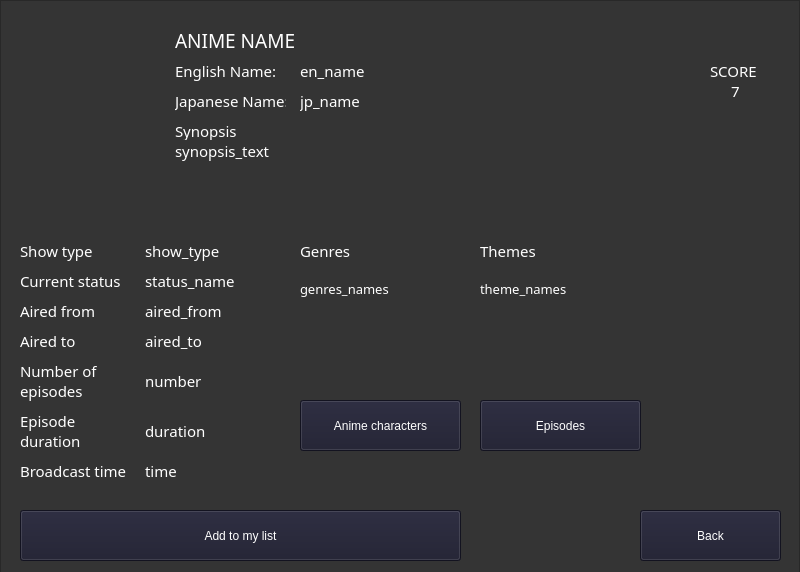
The window that OmegaV2/UI/anime.ui (i1ystery/PythonProjects) describes before a commit, drawn with Qt 5.
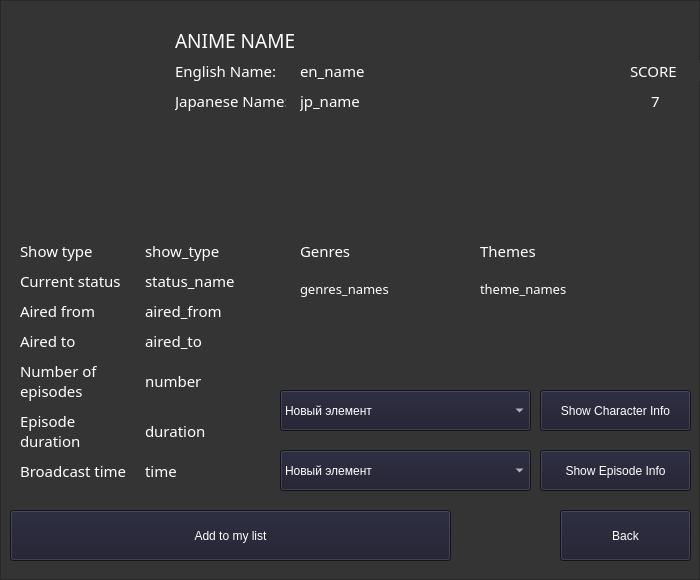
The same window after the commit. Icons and pictures are not drawn.

```diff
--- a/OmegaV2/UI/anime.ui
+++ b/OmegaV2/UI/anime.ui
@@ -6,8 +6,8 @@
    <rect>
     <x>0</x>
     <y>0</y>
-    <width>800</width>
-    <height>572</height>
+    <width>700</width>
+    <height>580</height>
    </rect>
   </property>
   <property name="windowTitle">
@@ -19,8 +19,8 @@
      <rect>
       <x>0</x>
       <y>0</y>
-      <width>800</width>
-      <height>581</height>
+      <width>700</width>
+      <height>580</height>
      </rect>
     </property>
     <property name="styleSheet">
@@ -56,7 +56,7 @@
       <rect>
        <x>175</x>
        <y>20</y>
-       <width>601</width>
+       <width>511</width>
        <height>41</height>
       </rect>
      </property>
@@ -97,7 +97,7 @@
       <rect>
        <x>300</x>
        <y>60</y>
-       <width>371</width>
+       <width>321</width>
        <height>21</height>
       </rect>
      </property>
@@ -129,7 +129,7 @@
       <rect>
        <x>300</x>
        <y>90</y>
-       <width>371</width>
+       <width>321</width>
        <height>21</height>
       </rect>
      </property>
@@ -143,7 +143,7 @@
     <widget class="QLabel" name="score">
      <property name="geometry">
       <rect>
-       <x>710</x>
+       <x>630</x>
        <y>60</y>
        <width>81</width>
        <height>21</height>
@@ -159,8 +159,8 @@
     <widget class="QLabel" name="score_number">
      <property name="geometry">
       <rect>
-       <x>710</x>
-       <y>80</y>
+       <x>630</x>
+       <y>90</y>
        <width>51</width>
        <height>21</height>
       </rect>
@@ -521,48 +521,10 @@
       <bool>true</bool>
      </property>
     </widget>
-    <widget class="QLabel" name="synopsis">
-     <property name="geometry">
-      <rect>
-       <x>175</x>
-       <y>120</y>
-       <width>71</width>
-       <height>21</height>
-      </rect>
-     </property>
-     <property name="styleSheet">
-      <string notr="true">color: rgb(255, 255, 255); font: 63 11pt Segoe UI Variable Display Semib;</string>
-     </property>
-     <property name="text">
-      <string>Synopsis</string>
-     </property>
-    </widget>
-    <widget class="QLabel" name="synopsis_text">
-     <property name="geometry">
-      <rect>
-       <x>175</x>
-       <y>140</y>
-       <width>521</width>
-       <height>91</height>
-      </rect>
-     </property>
-     <property name="styleSheet">
-      <string notr="true">color: rgb(255, 255, 255); font: 63 11pt Segoe UI Variable Display Semib;</string>
-     </property>
-     <property name="text">
-      <string>synopsis_text</string>
-     </property>
-     <property name="alignment">
-      <set>Qt::AlignLeading|Qt::AlignLeft|Qt::AlignTop</set>
-     </property>
-     <property name="wordWrap">
-      <bool>true</bool>
-     </property>
-    </widget>
     <widget class="QPushButton" name="add_to_list">
      <property name="geometry">
       <rect>
-       <x>20</x>
+       <x>10</x>
        <y>510</y>
        <width>441</width>
        <height>51</height>
@@ -578,9 +540,9 @@
     <widget class="QPushButton" name="back_btn">
      <property name="geometry">
       <rect>
-       <x>640</x>
+       <x>560</x>
        <y>510</y>
-       <width>141</width>
+       <width>131</width>
        <height>51</height>
       </rect>
      </property>
@@ -594,17 +556,17 @@
     <widget class="QPushButton" name="anime_characters">
      <property name="geometry">
       <rect>
-       <x>300</x>
-       <y>400</y>
-       <width>161</width>
-       <height>51</height>
+       <x>540</x>
+       <y>390</y>
+       <width>151</width>
+       <height>41</height>
       </rect>
      </property>
      <property name="styleSheet">
       <string notr="true">color: rgb(255, 255, 255); font: 63 11pt &quot;Segoe UI Variable Display Semib&quot;; background-color: rgb(27, 27, 45);</string>
      </property>
      <property name="text">
-      <string>Anime characters</string>
+      <string>Show Character Info</string>
      </property>
     </widget>
     <widget class="QLabel" name="broadcast_time">
@@ -663,19 +625,67 @@
     <widget class="QPushButton" name="episodes">
      <property name="geometry">
       <rect>
-       <x>480</x>
-       <y>400</y>
-       <width>161</width>
-       <height>51</height>
+       <x>540</x>
+       <y>450</y>
+       <width>151</width>
+       <height>41</height>
       </rect>
      </property>
      <property name="styleSheet">
       <string notr="true">color: rgb(255, 255, 255); font: 63 11pt &quot;Segoe UI Variable Display Semib&quot;; background-color: rgb(27, 27, 45);</string>
      </property>
      <property name="text">
-      <string>Episodes</string>
+      <string>Show Episode Info</string>
      </property>
     </widget>
+    <widget class="QComboBox" name="character_drop">
+     <property name="geometry">
+      <rect>
+       <x>280</x>
+       <y>390</y>
+       <width>251</width>
+       <height>41</height>
+      </rect>
+     </property>
+     <property name="minimumSize">
+      <size>
+       <width>0</width>
+       <height>40</height>
+      </size>
+     </property>
+     <property name="styleSheet">
+      <string notr="true">color: rgb(255, 255, 255); font: 63 11pt &quot;Segoe UI Variable Display Semib&quot;;background-color: rgb(27, 27, 45)</string>
+     </property>
+     <item>
+      <property name="text">
+       <string>Новый элемент</string>
+      </property>
+     </item>
+    </widget>
+    <widget class="QComboBox" name="episode_drop">
+     <property name="geometry">
+      <rect>
+       <x>280</x>
+       <y>450</y>
+       <width>251</width>
+       <height>41</height>
+      </rect>
+     </property>
+     <property name="minimumSize">
+      <size>
+       <width>0</width>
+       <height>40</height>
+      </size>
+     </property>
+     <property name="styleSheet">
+      <string notr="true">color: rgb(255, 255, 255); font: 63 11pt &quot;Segoe UI Variable Display Semib&quot;;background-color: rgb(27, 27, 45)</string>
+     </property>
+     <item>
+      <property name="text">
+       <string>Новый элемент</string>
+      </property>
+     </item>
+    </widget>
    </widget>
   </widget>
  </widget>
```
